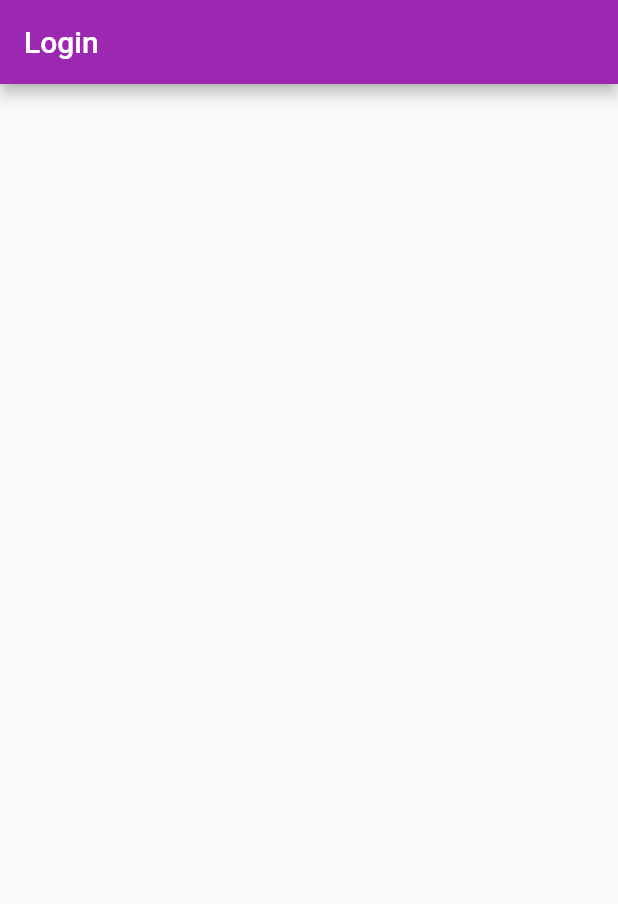
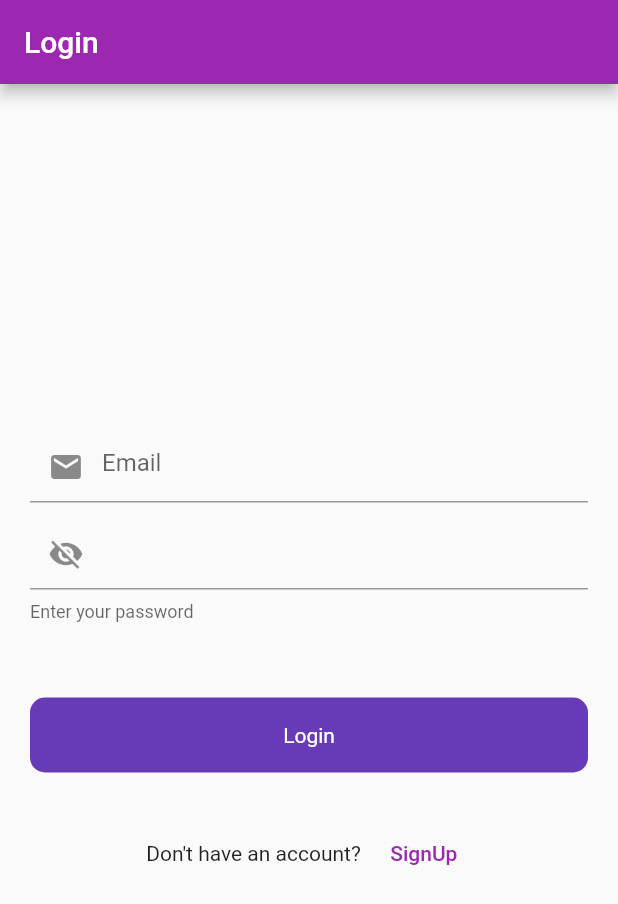
Before and after one commit to sumitmishra0/flutter_firebase_auth_app, a Flutter app: the screen it shows after launch, on a phone screen of 412 x 824 dp. Shown: the top 904 px of the screen. Run offline on Flutter 3.47's test engine with Material 2 defaults, Android fonts, the phone set to English and light mode, and no system bars; our stand-ins replace firebase_core; accounts and stored records are empty.

Commit message:
created signup and login screen

```diff
--- a/lib/ui/auth/login_screen.dart
+++ b/lib/ui/auth/login_screen.dart
@@ -1,4 +1,7 @@
 import 'package:flutter/material.dart';
+import 'package:flutter/services.dart';
+import 'package:flutter_application_1/ui/auth/signup_screen.dart';
+import 'package:flutter_application_1/widgets/round_button.dart';
 
 class LoginScreen extends StatefulWidget {
   const LoginScreen({super.key});
@@ -8,15 +11,84 @@ class LoginScreen extends StatefulWidget {
 }
 
 class _LoginScreenState extends State<LoginScreen> {
+  final _formKey = GlobalKey<FormState>();
+  final emailController = TextEditingController();
+  final passwordController = TextEditingController();
+  @override
+  void dispose() {
+    // TODO: implement dispose
+    super.dispose();
+    emailController.dispose();
+    passwordController.dispose();
+  }
   @override
   Widget build(BuildContext context) {
-    return Scaffold(
-      appBar: AppBar(
-        title: Text('Login'),
-        automaticallyImplyLeading: false,
-      ),
-      body: Column(
-        children: [],
+    return WillPopScope(
+      onWillPop: () async {
+        SystemNavigator.pop();
+        return true;
+      },
+      child: Scaffold(
+        appBar: AppBar(
+          title: Text('Login'),
+          automaticallyImplyLeading: false,
+        ),
+        body: Padding(
+          padding: const EdgeInsets.symmetric(horizontal: 20),
+          child: Column(
+            mainAxisAlignment: MainAxisAlignment.center,
+            crossAxisAlignment: CrossAxisAlignment.center,
+            children: [
+              Form(
+                key: _formKey,
+                child: Column(children: [
+                TextFormField(controller: emailController,
+                keyboardType: TextInputType.emailAddress,
+                validator: (value) {
+                  if(value!.isEmpty){
+                    return 'Please enter your email';
+                  }
+                  return null;
+                },
+              decoration:const InputDecoration(
+                hintText: 'Email',
+                prefixIcon: Icon(Icons.email),
+              ),
+              ),
+              SizedBox(height: 10,),
+              TextFormField(controller: passwordController,
+              keyboardType: TextInputType.text,
+              obscureText: true,
+               validator: (value) {
+                  if(value!.isEmpty){
+                    return 'Please enter your password';
+                  }
+                  return null;
+                },
+              decoration: InputDecoration(
+                helperText:'Enter your password',
+                prefixIcon: Icon(Icons.visibility_off),
+              ),),
+              ],)),
+              SizedBox(height: 50,),
+              RoundButton(title: 'Login', onTap: (){
+                if(_formKey.currentState!.validate()){
+
+                }
+              }),
+               SizedBox(height: 30,),
+               Row(
+                mainAxisAlignment: MainAxisAlignment.center,
+                children: [
+                Text("Don't have an account?"),
+                SizedBox(width: 10,),
+                TextButton(onPressed: (){
+                  Navigator.push(context, MaterialPageRoute(builder: (BuildContext context) => SignupScreen()));
+                }, child: Text('SignUp')),
+               ],)
+            ],
+          ),
+        ),
       ),
     );
   }
--- /dev/null
+++ b/lib/widgets/round_button.dart
@@ -0,0 +1,23 @@
+import 'package:flutter/material.dart';
+
+class RoundButton extends StatelessWidget {
+  final String title;
+  final VoidCallback onTap;
+  const RoundButton({super.key, required this.title, required this.onTap});
+
+  @override
+  Widget build(BuildContext context) {
+    return InkWell(
+      onTap: onTap,
+      child: Container(
+        height: 50,
+        width: MediaQuery.of(context).size.width,
+        decoration: BoxDecoration(
+          color: Colors.deepPurple,
+          borderRadius: BorderRadius.circular(10),
+        ),
+        child: Center(child: Text(title, style: TextStyle(color: Colors.white,),)),
+      ),
+    );
+  }
+}
```
Also changed, not shown: lib/ui/auth/signup_screen.dart (added, +87 -0 lines).
